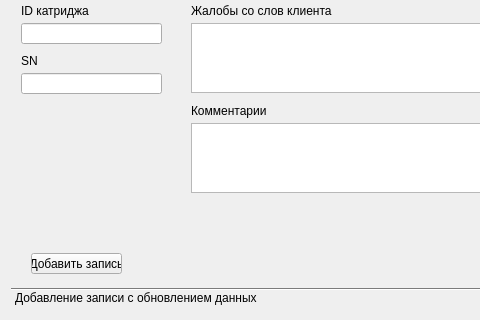
Before: the Qt Designer form SQL_test/SQL_Qt_test/w_add_values.ui in teraxl/SQL_test, drawn with Qt 5; both pictures show x 0 to 480 and y 146 to 466 of the 645 by 466 pixel window.
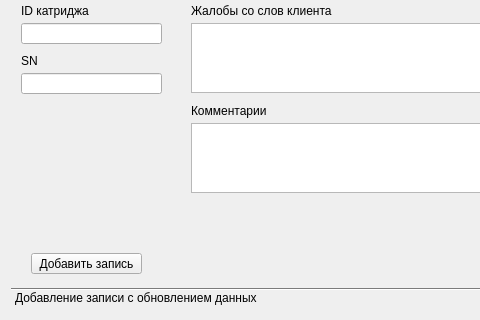
After: the same form once the commit is applied.

```diff
--- a/SQL_test/SQL_Qt_test/w_add_values.ui
+++ b/SQL_test/SQL_Qt_test/w_add_values.ui
@@ -197,7 +197,7 @@
         <rect>
          <x>20</x>
          <y>360</y>
-         <width>91</width>
+         <width>111</width>
          <height>21</height>
         </rect>
        </property>
```
Left out of the diff: 38 changed lines with no effect on the pictures.
